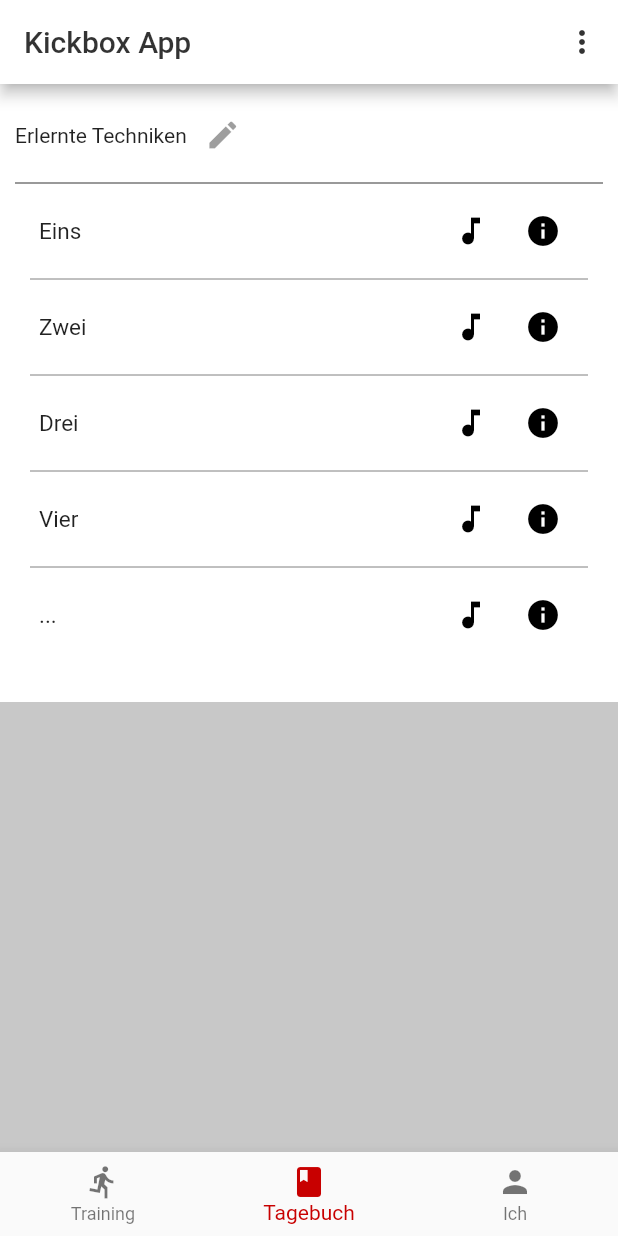
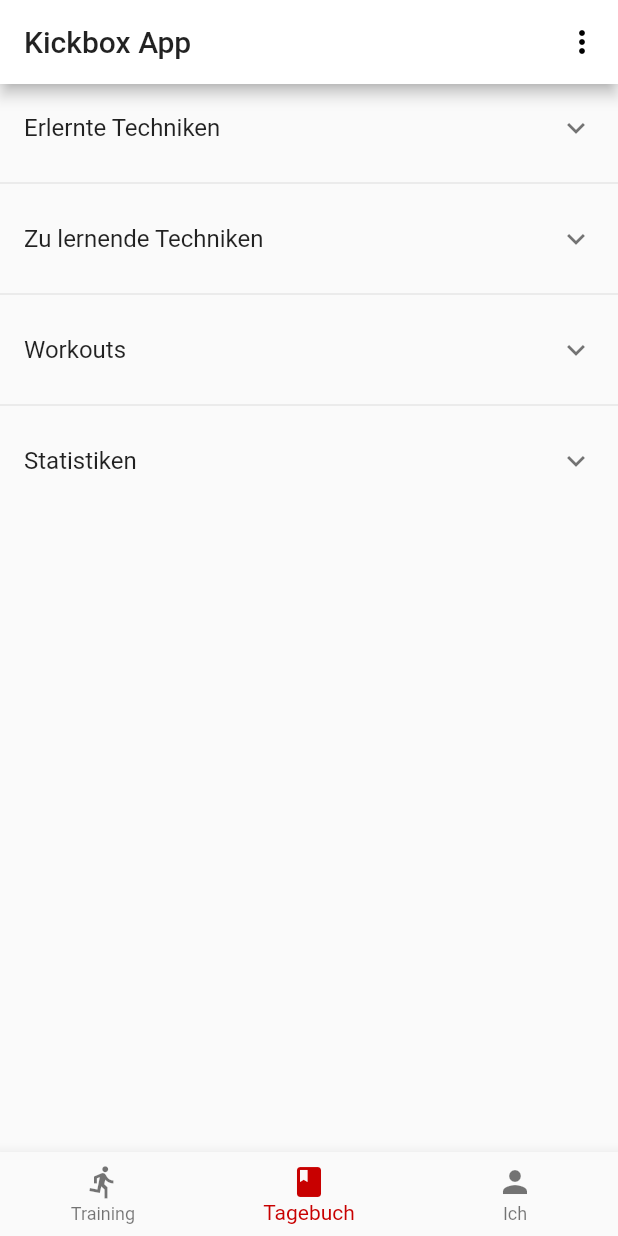
Before and after one commit to tabearunzheimer/boxing_app, a Flutter app: the screen it shows after launch, item 2 of the bottom bar chosen, on a phone screen of 412 x 824 dp. Run offline on Flutter 3.47's test engine with Material 2 defaults, Android fonts, the phone set to English and light mode, and no system bars.

Commit message:
Apply AppTheme & build DiaryScreen-ExpansionTiles

```diff
--- a/lib/main.dart
+++ b/lib/main.dart
@@ -12,7 +12,16 @@ class MyApp extends StatelessWidget {
     return MaterialApp(
       title: 'Basis App',
       theme: ThemeData(
-        primarySwatch: Colors.blue,
+        primarySwatch: Colors.grey,
+        appBarTheme: AppBarTheme(
+          color: Color.fromRGBO(255, 255, 255, 1),
+        ),
+        backgroundColor: Color.fromRGBO(255, 255, 255, 0.8),
+        accentColor: Color.fromRGBO(200, 0, 0, 1),
+        textTheme: TextTheme(
+          body1: TextStyle(color: Colors.white),
+          body2: TextStyle(color: Colors.black),
+        ),
       ),
       initialRoute: '/',
       routes: {
--- a/lib/screens/diary_screen.dart
+++ b/lib/screens/diary_screen.dart
@@ -13,73 +13,27 @@ class _DiaryScreenState extends State<DiaryScreen> {
   @override
   Widget build(BuildContext context) {
     _reusableWidgets = new ReusableWidgets(context, selectedIndex);
-    List<String> l = ["Eins", "Zwei", "Drei", "Vier", "..."];
+    List<String> ll = ["Erlernte Techniken", "Zu lernende Techniken", "Workouts", "Statistiken"];
+    List<String> l = ["Eins", "Zwei", "Drei", "Vier", "Fünf", "Sechs", "..."];
     return new Scaffold(
       appBar: _reusableWidgets.getAppBar(),
-      body: Container(
-        width: MediaQuery.of(context).size.width,
-        height: MediaQuery.of(context).size.height,
-        color: Color.fromRGBO(0, 0, 0, 0.2),
-        child: GridView.count(
-          crossAxisCount: 1,
-          scrollDirection: Axis.vertical,
-          children: <Widget>[
-            Container(
-              width: MediaQuery.of(context).size.width,
-              color: Color.fromRGBO(255, 255, 255, 1),
-              padding: EdgeInsets.fromLTRB(10.0, 10.0, 10.0, 5.0),
-              child: Column(
-                mainAxisSize: MainAxisSize.min,
-                children: <Widget>[
-                  Row(
-                    mainAxisSize: MainAxisSize.max,
-                    children: <Widget>[
-                      Text("Erlernte Techniken",textAlign: TextAlign.start,),
-                      IconButton(
-                        onPressed: null,
-                        icon: Icon(Icons.edit),
-                      )
-                    ],
-                  ),
-                  Divider(color: Color.fromRGBO(0, 0, 0, 0.8),),
-                  ListView.separated(
-                    separatorBuilder: (context, index) => Divider(
-                      color: Color.fromRGBO(0, 0, 0, 0.5),
-                      indent: 10.0,
-                      endIndent: 10.0,
-                    ),
-                    itemCount: l.length,
-                    shrinkWrap: true,
-                    scrollDirection: Axis.vertical,
-                    itemBuilder: (BuildContext context, int index){
-                      return _buildListItems(l, index);
-                    },
-                  ),
-                ],
-              ),
-            ),
-          ],
-        ),
+      body: ListView.separated(
+        separatorBuilder: (context, index) => Divider(),
+        itemCount: 4,
+        scrollDirection: Axis.vertical,
+        itemBuilder: (context, index) {return _buildExpansionTile(ll, l, index);},
       ),
       bottomNavigationBar: _reusableWidgets.getBottomNavigataionBar(),
     );
   }
 
-  /*
-  ListView.builder(
-                      itemCount: l.length,
-                      shrinkWrap: true,
-                      scrollDirection: Axis.vertical,
-                      itemBuilder: (BuildContext context, int index){
-                        return _buildListItems(l, index);
-                      },
-                    ),
-   */
 
   Widget _buildListItems(List<Object> l, int index) {
     return ListTile(
-        dense: true,
+      dense: true,
+        leading: Icon(Icons.security,size: 30.0,),
         title: Text(l[index], style: TextStyle(fontSize: 15.0),),
+        subtitle: Text("Datum: 06.11.2019"),
         trailing: Row(
           mainAxisAlignment: MainAxisAlignment.end,
           mainAxisSize: MainAxisSize.min,
@@ -89,44 +43,29 @@ class _DiaryScreenState extends State<DiaryScreen> {
               icon: Icon(Icons.music_note, color: Colors.black,),
               onPressed: null,
             ),
-            IconButton(
-              icon: Icon(Icons.info, color: Colors.black,),
-              onPressed: null,
-            ),
           ],
         ),
       //oeffne Infos zum Kick
       onTap: null,
       );
   }
+
+  Widget _buildExpansionTile(List<Object> ll, List<String> l, int index) {
+    return ExpansionTile(
+      title: Text(ll[index]),
+      children: <Widget>[
+        ListView.separated(
+          separatorBuilder: (context, index) => Divider(
+            color: Color.fromRGBO(0, 0, 0, 0.2),
+          ),
+          itemCount: l.length,
+          shrinkWrap: true,
+          scrollDirection: Axis.vertical,
+          itemBuilder: (BuildContext context, int index){
+            return _buildListItems(l, index);
+          },
+        ),
+      ],
+    );
+  }
 }
-
-
-/*
-Container(
-              width: MediaQuery.of(context).size.width,
-              alignment: Alignment.centerLeft,
-              color: Color.fromRGBO(255, 255, 255, 1),
-              padding: EdgeInsets.fromLTRB(10.0, 10.0, 10.0, 5.0),
-              child: Column(
-                crossAxisAlignment: CrossAxisAlignment.start,
-                children: <Widget>[
-                  Text("Erlernte Techniken",),
-                  Divider(color: Color.fromRGBO(0, 0, 0, 0.8),),
-                  ListView.separated(
-                    separatorBuilder: (context, index) => Divider(
-                      color: Color.fromRGBO(0, 0, 0, 0.5),
-                      indent: 10.0,
-                      endIndent: 10.0,
-                    ),
-                    itemCount: l.length,
-                    shrinkWrap: true,
-                    scrollDirection: Axis.vertical,
-                    itemBuilder: (BuildContext context, int index){
-                      return _buildListItems(l, index);
-                    },
-                  ),
-                ],
-              ),
-            ),
- */
--- a/lib/screens/home_screen.dart
+++ b/lib/screens/home_screen.dart
@@ -33,7 +33,7 @@ class _HomeScreenState extends State<HomeScreen> {
                   Text(
                     "Start your workout",
                     style: TextStyle(
-                        fontSize: 30.0, color: Colors.white
+                        fontSize: 30.0,
                     ),
                   ),
                   FloatingActionButton(
@@ -46,7 +46,7 @@ class _HomeScreenState extends State<HomeScreen> {
                     ),
 
                   ),
-                  Text("Stay motivated", style: TextStyle(fontSize: 20.0, color: Colors.white)),
+                  Text("Stay motivated", style: TextStyle(fontSize: 20.0)),
                 ]
             ),
           ),
--- a/lib/screens/me_screen.dart
+++ b/lib/screens/me_screen.dart
@@ -36,14 +36,14 @@ class _MeScreenState extends State<MeScreen> {
                 children: <Widget>[
                   Row(
                     children: <Widget>[
-                      Text("Name",style: TextStyle(fontSize: 20.0),),
+                      Text("Name",style: Theme.of(context).textTheme.body2,),
                       IconButton(
                         onPressed: null,
                         icon: Icon(Icons.edit),
                       ),
                     ],
                   ),
-                  Text("User"),
+                  Text("User", style: Theme.of(context).textTheme.body2,),
                 ],
               ),
               color: Color.fromRGBO(255, 255, 255, 1.0),
--- a/lib/screens/reusable_widgets.dart
+++ b/lib/screens/reusable_widgets.dart
@@ -13,28 +13,24 @@ class ReusableWidgets {
 
   Widget getAppBar() {
     return AppBar(
-
-      title: Text("Kickbox App", style: TextStyle(color: Color.fromRGBO(0, 0, 0, 0.8),),),
+      title: Text("Kickbox App",),
       actions: <Widget>[
         PopupMenuButton<int>(
-            icon: Icon(Icons.more_vert, color: Color.fromRGBO(0, 0, 0, 0.8),),
+            icon: Icon(Icons.more_vert,),
             itemBuilder: (context) =>
             [
               PopupMenuItem(
-                textStyle: TextStyle(color: Color.fromRGBO(0, 0, 0, 0.8),),
                 value: 1,
                 child: Text("Datenschutz"),
               ),
               PopupMenuDivider(),
               PopupMenuItem(
-                textStyle: TextStyle(color: Color.fromRGBO(0, 0, 0, 0.8),),
                 value: 2,
                 child: Text("Einstellungen",),
               ),
             ]
         ),
       ],
-      backgroundColor: Color.fromRGBO(255, 255, 255, 1),
     );
   }
 
```
